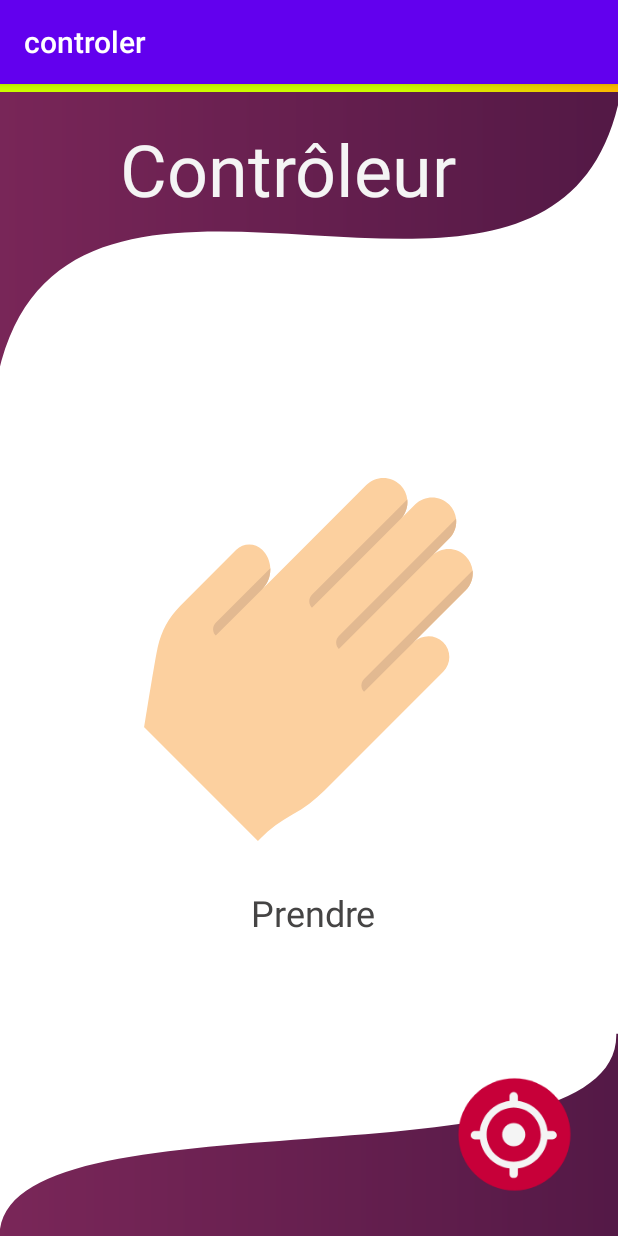
After one commit to KamilDike/LanguageApp, an Android app: the GrabPage screen opened directly, with no data from a screen before it, on a phone screen of 412 x 824 dp. The commit adds this screen. Run offline under Robolectric (Android 15) with nearby library versions, the phone set to English and light mode, and no system bars.

Commit message:
Finished layout for grab page.

```diff
--- a/app/src/main/AndroidManifest.xml
+++ b/app/src/main/AndroidManifest.xml
@@ -9,11 +9,12 @@
         android:roundIcon="@mipmap/ic_launcher_round"
         android:supportsRtl="true"
         android:theme="@style/AppTheme">
+        <activity android:name=".GrabPage"></activity>
         <activity
             android:name=".ContrlPage"
             android:configChanges="orientation|keyboardHidden|screenSize"
             android:label="@string/title_activity_contrl_page"
-            android:theme="@style/FullscreenTheme"></activity>
+            android:theme="@style/FullscreenTheme" />
         <activity
             android:name=".MainActivity"
             android:label="@string/app_name"
--- /dev/null
+++ b/app/src/main/java/com/example/controler/GrabPage.java
@@ -0,0 +1,14 @@
+package com.example.controler;
+
+import androidx.appcompat.app.AppCompatActivity;
+
+import android.os.Bundle;
+
+public class GrabPage extends AppCompatActivity {
+
+    @Override
+    protected void onCreate(Bundle savedInstanceState) {
+        super.onCreate(savedInstanceState);
+        setContentView(R.layout.activity_grab_page);
+    }
+}
--- a/app/src/main/java/com/example/controler/MainActivity.java
+++ b/app/src/main/java/com/example/controler/MainActivity.java
@@ -1,5 +1,6 @@
 package com.example.controler;
 
+import android.content.Intent;
 import android.os.Bundle;
 
 import com.google.android.material.floatingactionbutton.FloatingActionButton;
@@ -27,16 +28,27 @@ public class MainActivity extends AppCompatActivity {
             public void onClick(View view) {
                 Snackbar.make(view, "Replace with your own action", Snackbar.LENGTH_LONG)
                         .setAction("Action", null).show();
+
+                try {
+                    Intent k = new Intent(MainActivity.this, ContrlPage.class);
+                    startActivity(k);
+                } catch(Exception e) {
+                    e.printStackTrace();
+                }
             }
         });
+
+
     }
 
     @Override
     public boolean onCreateOptionsMenu(Menu menu) {
         // Inflate the menu; this adds items to the action bar if it is present.
         getMenuInflater().inflate(R.menu.menu_main, menu);
+
         return true;
     }
+
 
     @Override
     public boolean onOptionsItemSelected(MenuItem item) {
--- /dev/null
+++ b/app/src/main/res/drawable/ic_hand_svgrepo_com.xml
@@ -0,0 +1,21 @@
+<vector xmlns:android="http://schemas.android.com/apk/res/android"
+    android:width="426.024dp"
+    android:height="426.024dp"
+    android:viewportWidth="426.024"
+    android:viewportHeight="426.024">
+  <path
+      android:pathData="M371.105,227.42L231.784,366.741c-11.13,11.13 -23.794,20.626 -37.604,28.185c-6.909,3.783 -13.52,8.047 -19.806,12.749c-6.286,4.716 -12.233,9.871 -17.798,15.436l-2.913,2.913L20.224,292.587c0,0 12.085,-77.28 16.023,-94.936c3.946,-17.649 12.806,-34.203 26.12,-47.518l65.867,-65.867c8.408,-8.408 22.033,-8.415 30.441,-0.007c5.982,5.982 9.157,13.711 9.532,21.538c0.021,0.516 0.035,1.04 0.035,1.563c-0.007,8.365 -3.189,16.723 -9.574,23.108L280.85,8.287C286.379,2.758 293.62,0 300.861,0c7.248,0.007 14.482,2.772 20.011,8.301c4.702,4.702 7.396,10.649 8.089,16.787c0.941,8.153 -1.676,16.638 -7.842,22.96l16.985,-16.985c0.085,-0.085 0.17,-0.17 0.262,-0.247c5.494,-5.367 12.622,-8.04 19.75,-8.04c7.241,0 14.489,2.765 20.011,8.287c4.702,4.702 7.396,10.649 8.089,16.787c0.955,8.266 -1.747,16.879 -8.096,23.229l-20.612,20.612c5.523,-5.523 12.763,-8.28 20.004,-8.28s14.482,2.758 20.004,8.28c4.702,4.702 7.403,10.656 8.096,16.794c0.955,8.266 -1.747,16.879 -8.089,23.221l-61.455,61.455c9.525,-9.525 25.081,-10.034 34.754,-0.657c4.978,4.822 7.453,11.201 7.46,17.6C378.275,216.361 375.885,222.64 371.105,227.42z"
+      android:fillColor="#FCD09F"/>
+  <path
+      android:pathData="M158.669,130.468l-54.475,54.475c-2.093,-2.093 -3.132,-4.829 -3.132,-7.573c0.007,-2.736 1.047,-5.473 3.14,-7.566l64.007,-64.007c0.021,0.516 0.035,1.04 0.035,1.563C168.236,115.725 165.054,124.083 158.669,130.468z"
+      android:fillColor="#E2B991"/>
+  <path
+      android:pathData="M338.366,30.816L217.048,152.134c-2.093,-2.093 -3.133,-4.83 -3.133,-7.573c0.007,-2.736 1.046,-5.473 3.14,-7.566L328.961,25.088c0.941,8.153 -1.676,16.638 -7.842,22.96l16.985,-16.985C338.189,30.978 338.274,30.894 338.366,30.816z"
+      android:fillColor="#E2B991"/>
+  <path
+      android:pathData="M378.119,71.078L248.627,200.571c-2.093,-2.093 -3.133,-4.83 -3.132,-7.573c0.007,-2.737 1.046,-5.473 3.139,-7.566L386.216,47.85C387.17,56.116 384.469,64.729 378.119,71.078z"
+      android:fillColor="#E2B991"/>
+  <path
+      android:pathData="M397.522,131.706L278.248,250.98c-2.093,-2.093 -3.132,-4.829 -3.133,-7.573c0.007,-2.737 1.047,-5.473 3.14,-7.566l127.357,-127.357C406.566,116.75 403.865,125.363 397.522,131.706z"
+      android:fillColor="#E2B991"/>
+</vector>
--- a/app/src/main/res/layout/activity_contrl_page.xml
+++ b/app/src/main/res/layout/activity_contrl_page.xml
@@ -74,7 +74,8 @@
             android:layout_marginLeft="-10dp"
             android:layout_marginTop="-70dp"
             android:background="@drawable/ic_vector_4"
-            android:elevation="4dp" />
+            android:elevation="4dp"
+            />
 
         <RelativeLayout
             xmlns:android="http://schemas.android.com/apk/res/android"
--- /dev/null
+++ b/app/src/main/res/layout/activity_grab_page.xml
@@ -0,0 +1,127 @@
+<?xml version="1.0" encoding="utf-8"?>
+<FrameLayout xmlns:android="http://schemas.android.com/apk/res/android"
+    xmlns:tools="http://schemas.android.com/tools"
+    android:layout_width="fill_parent"
+    android:layout_height="fill_parent"
+    android:background="#0099cc"
+    tools:context=".MusicPage">
+
+    <!-- The primary full-screen view. This can be replaced with whatever view
+         is needed to present your content, e.g. VideoView, SurfaceView,
+         TextureView, etc. -->
+
+
+    <RelativeLayout
+        android:id="@+id/connected"
+        android:layout_width="fill_parent"
+        android:layout_height="fill_parent"
+        android:background="@color/design_default_color_background"
+        >
+        <!-- hand-svgrepo-com 1 -->
+        <RelativeLayout
+            xmlns:android="http://schemas.android.com/apk/res/android"
+            android:id="@+id/hand_svgrep"
+            android:layout_width="242dp"
+            android:layout_height="242dp"
+            android:layout_centerHorizontal="true"
+            android:layout_centerVertical="true"
+            android:clipToOutline="true"
+            android:background="@drawable/ic_hand_svgrepo_com"
+            />
+        <!-- Rectangle 1 -->
+        <TextView
+            android:id="@+id/prendre"
+            android:layout_width="0dp"
+            android:layout_height="28dp"
+            android:layout_alignParentLeft="true"
+            android:layout_alignParentRight="true"
+            android:layout_alignParentBottom="true"
+            android:layout_marginLeft="135dp"
+            android:layout_marginRight="129dp"
+            android:layout_marginBottom="204dp"
+            android:gravity="center_horizontal|top"
+            android:text="@string/prendre"
+            android:textColor="#454444"
+            android:textSize="24sp" />
+
+        <RelativeLayout
+            xmlns:android="http://schemas.android.com/apk/res/android"
+            android:id="@+id/rectangle_1"
+            android:layout_width="match_parent"
+            android:layout_height="5dp"
+            android:layout_alignParentLeft="true"
+            android:layout_marginLeft="0dp"
+            android:layout_alignParentTop="true"
+            android:layout_marginTop="0dp"
+            android:background="@drawable/ic_rectangle_1"
+            android:translationZ="20dp"
+            />
+
+        <!-- Vector 4 -->
+        <View
+            android:id="@+id/vector_4"
+            android:layout_width="match_parent"
+            android:layout_height="330dp"
+            android:layout_alignParentLeft="true"
+            android:layout_alignParentTop="true"
+            android:layout_marginLeft="-10dp"
+            android:layout_marginTop="-70dp"
+            android:background="@drawable/ic_vector_4"
+            android:elevation="4dp" />
+
+        <!-- Contrôleur -->
+        <TextView
+            android:id="@+id/contr_leur"
+            android:layout_width="236dp"
+            android:layout_height="56dp"
+            android:translationZ="15dp"
+            android:layout_alignParentLeft="true"
+            android:layout_alignParentTop="true"
+            android:layout_marginLeft="80dp"
+            android:layout_marginTop="24dp"
+            android:gravity="top"
+            android:text="@string/contr_leur"
+            android:textColor="@color/onPrimary"
+            android:textSize="48sp" />
+
+        <!-- Vector 1 -->
+        <View
+            android:id="@+id/vector_1"
+            android:layout_width="match_parent"
+            android:layout_height="417dp"
+            android:layout_alignParentLeft="true"
+            android:layout_alignParentTop="true"
+            android:layout_marginTop="630dp"
+            android:background="@drawable/ic_vector_1"
+            android:elevation="4dp"
+            />
+
+        <!-- Ellipse 7 -->
+
+        <!-- Ellipse 5 -->
+
+        <!-- Ellipse 6 -->
+
+        <!-- Ellipse 1 -->
+        <View
+            android:id="@+id/ellipse_1"
+            android:layout_width="82dp"
+            android:layout_height="82dp"
+            android:layout_alignParentEnd="true"
+            android:layout_alignParentRight="true"
+            android:layout_alignParentBottom="true"
+            android:layout_marginEnd="25dp"
+            android:layout_marginRight="24dp"
+            android:layout_marginBottom="24dp"
+            android:background="@drawable/ic_frame_2"
+            android:elevation="4dp" />
+
+
+        <!-- la Musique -->
+
+
+    </RelativeLayout>
+
+
+
+</FrameLayout>
--- a/app/src/main/res/navigation/nav_graph.xml
+++ b/app/src/main/res/navigation/nav_graph.xml
@@ -25,4 +25,9 @@
             android:id="@+id/action_SecondFragment_to_FirstFragment"
             app:destination="@id/FirstFragment" />
     </fragment>
+    <activity
+        android:id="@+id/contrlPage2"
+        android:name="com.example.controler.ContrlPage"
+        android:label="activity_contrl_page"
+        tools:layout="@layout/activity_contrl_page" />
 </navigation>
--- /dev/null
+++ b/app/src/main/res/values/ids.xml
@@ -0,0 +1,4 @@
+<?xml version="1.0" encoding="utf-8"?>
+<resources>
+    <item name="action_FirstFragment_to_SecondFragment" type="id" />
+</resources>
--- a/app/src/main/res/values/strings.xml
+++ b/app/src/main/res/values/strings.xml
@@ -16,4 +16,5 @@
     <string name="contr_leur">Contrôleur</string>
     <string name="choisir">Choisir</string>
     <string name="la_musique">la Musique</string>
+    <string name="prendre">Prendre</string>
 </resources>
```
